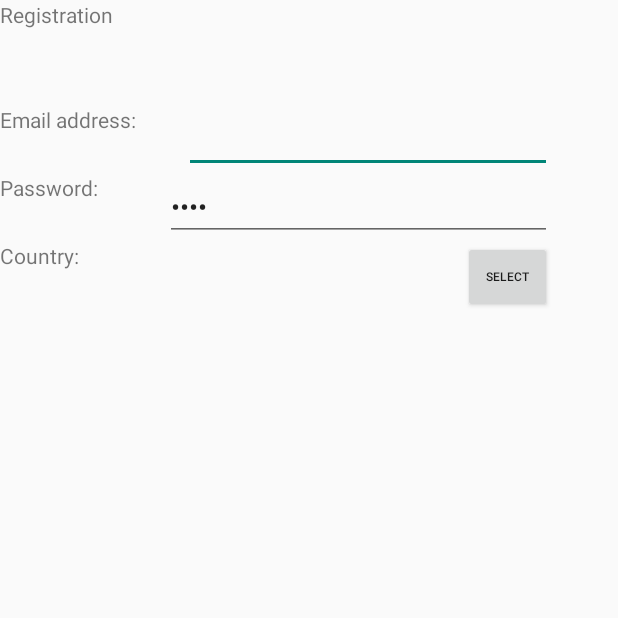
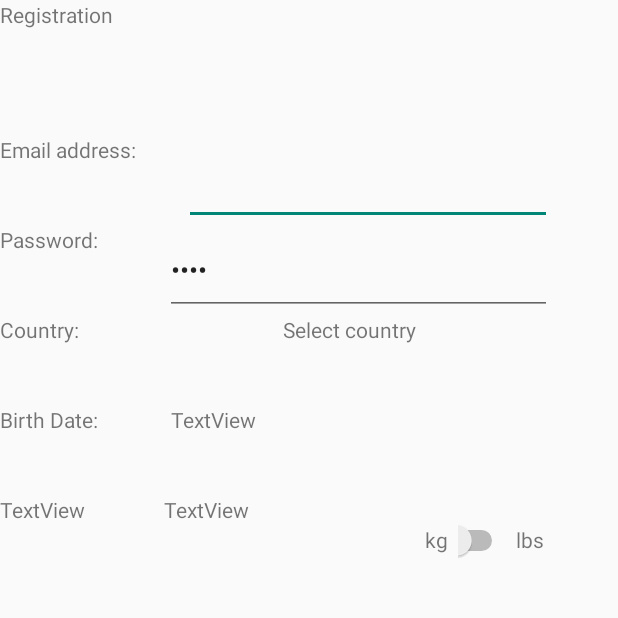
Before and after one commit to AP-Elektronica-ICT/IP18-SleepQuality01, an Android app: the register screen opened directly, with no data from a screen before it, on a phone screen of 412 x 824 dp, the top half of it. Run offline under Robolectric (Android 15) with nearby library versions, the phone set to English and light mode, and no system bars; libraries missing offline, so code that uses them is left out: com.mukesh.countrypicker.

Commit message:
Temp birth date selector

```diff
--- a/Android/app/build.gradle
+++ b/Android/app/build.gradle
@@ -5,7 +5,7 @@ android {
     buildToolsVersion '27.0.0'
     defaultConfig {
         applicationId "be.eaict.sleepqualitymeter"
-        minSdkVersion 18
+        minSdkVersion 21
         targetSdkVersion 26
         versionCode 1
         versionName "1.0"
--- a/Android/app/src/main/java/be/eaict/sleepqualitymeter/register.java
+++ b/Android/app/src/main/java/be/eaict/sleepqualitymeter/register.java
@@ -1,27 +1,37 @@
 package be.eaict.sleepqualitymeter;
 
+import android.app.AlertDialog;
+import android.app.DatePickerDialog;
+import android.app.Dialog;
 import android.media.Image;
 import android.os.Bundle;
+import android.support.v4.app.FragmentManager;
 import android.support.v7.app.AppCompatActivity;
 import android.view.View;
 import android.widget.Button;
+import android.widget.DatePicker;
 import android.widget.EditText;
 import android.widget.ImageView;
 import android.widget.TextView;
 
 import com.mukesh.countrypicker.CountryPicker;
 import com.mukesh.countrypicker.CountryPickerListener;
-
+import android.app.DatePickerDialog;
 import org.w3c.dom.Text;
+import java.text.DateFormat;
+import java.util.Calendar;
+import java.util.GregorianCalendar;
+import android.support.v4.app.DialogFragment;
 
 /**
  * Created by CarlV on 2/13/2018.
  */
 
-public class register extends AppCompatActivity {
+public class register extends AppCompatActivity implements DatePickerDialog.OnDateSetListener {
     String country;
     TextView selectedCountry;
     CountryPicker picker;
+    TextView ageSelector;
     @Override
     protected void onCreate(Bundle savedInstanceState) {
         super.onCreate(savedInstanceState);
@@ -32,16 +42,17 @@ public class register extends AppCompatActivity {
         EditText editEmail = findViewById(R.id.regEditEmail);
         EditText editPass = findViewById(R.id.regEditPass);
         TextView txtCountry = findViewById(R.id.regTxtCountry);
+        TextView txtAge = findViewById(R.id.regTxtAge);
         selectedCountry = findViewById(R.id.regTxtSelectedCountry);
-        Button btnCountrySelector = findViewById(R.id.regBtnCountry);
-        country = "";
+        ageSelector = findViewById(R.id.regTxtAgeSelector);
+        country = "Select country";
         selectedCountry.setText(country);
         title.setText("Registration");
         txtemail.setText("Email address:");
         txtpass.setText("Password:");
         txtCountry.setText("Country:");
-        btnCountrySelector.setText("Select");
-        btnCountrySelector.setOnClickListener(new View.OnClickListener() {
+        txtAge.setText("Birth Date:");
+        selectedCountry.setOnClickListener(new View.OnClickListener() {
             @Override
             public void onClick(View view) {
                 picker = CountryPicker.newInstance("Select Country");  // dialog title
@@ -56,9 +67,38 @@ public class register extends AppCompatActivity {
                 picker.show(getSupportFragmentManager(), "COUNTRY_PICKER");
             }
         });
-
+        ageSelector.setOnClickListener(new View.OnClickListener() {
+            @Override
+            public void onClick(View view) {
+                  datePicker(view);
+           }
+        });
 
 
 
     }
+    public void datePicker(View view) {
+        DatePickerFragment fragment = new DatePickerFragment();
+        fragment.show(getSupportFragmentManager(), "Date");
+            }
+    private void setDate(final Calendar calendar) {
+        final DateFormat dateFormat = DateFormat.getDateInstance(DateFormat.MEDIUM);
+        ageSelector.setText(dateFormat.format(calendar.getTime()));
+    }
+    @Override
+    public void onDateSet(DatePicker datePicker, int year, int month, int day) {
+        Calendar cal = new GregorianCalendar(year,month,day);
+        setDate(cal);
+    }
+    public static class DatePickerFragment extends DialogFragment {
+        @Override
+        public Dialog onCreateDialog(Bundle savedInstanceState) {
+            final Calendar c = Calendar.getInstance();
+            int year = c.get(Calendar.YEAR);
+            int month = c.get(Calendar.MONTH);
+            int day = c.get(Calendar.DAY_OF_MONTH);
+            return new DatePickerDialog(getActivity(),R.style.DatePickerDialogTheme,(DatePickerDialog.OnDateSetListener)getActivity(), year,month,day);
+        }
+
+    }
 }
--- a/Android/app/src/main/res/layout/activity_register.xml
+++ b/Android/app/src/main/res/layout/activity_register.xml
@@ -4,7 +4,8 @@
     xmlns:tools="http://schemas.android.com/tools"
     android:layout_width="match_parent"
     android:layout_height="match_parent">
-
+    android:datePickerMode="spinner"
+    android:calendarViewShown="false"
     <LinearLayout
         android:layout_width="368dp"
         android:layout_height="551dp"
@@ -22,12 +23,12 @@
             <TextView
                 android:id="@+id/regTxtTitle"
                 android:layout_width="match_parent"
-                android:layout_height="70dp"
+                android:layout_height="90dp"
                 android:text="TextView" />
 
             <LinearLayout
                 android:layout_width="match_parent"
-                android:layout_height="wrap_content"
+                android:layout_height="60dp"
                 android:orientation="horizontal">
 
                 <TextView
@@ -41,7 +42,7 @@
                 <EditText
                     android:id="@+id/regEditEmail"
                     android:layout_width="wrap_content"
-                    android:layout_height="wrap_content"
+                    android:layout_height="match_parent"
                     android:layout_weight="1"
                     android:ems="10"
                     android:inputType="textEmailAddress" />
@@ -49,7 +50,7 @@
 
             <LinearLayout
                 android:layout_width="match_parent"
-                android:layout_height="wrap_content"
+                android:layout_height="60dp"
                 android:orientation="horizontal">
 
                 <TextView
@@ -63,7 +64,7 @@
                 <EditText
                     android:id="@+id/regEditPass"
                     android:layout_width="wrap_content"
-                    android:layout_height="wrap_content"
+                    android:layout_height="match_parent"
                     android:layout_weight="1"
                     android:ems="10"
                     android:inputType="textPassword"
@@ -72,14 +73,14 @@
 
             <LinearLayout
                 android:layout_width="match_parent"
-                android:layout_height="wrap_content"
+                android:layout_height="60dp"
                 android:orientation="horizontal">
 
                 <TextView
                     android:id="@+id/regTxtCountry"
                     android:layout_width="wrap_content"
                     android:layout_height="match_parent"
-                    android:layout_weight="7"
+                    android:layout_weight="1"
                     android:text="TextView"
                     android:textAlignment="viewStart" />
 
@@ -87,17 +88,74 @@
                     android:id="@+id/regTxtSelectedCountry"
                     android:layout_width="wrap_content"
                     android:layout_height="match_parent"
-                    android:layout_weight="50"
+                    android:layout_weight="4"
                     android:text="TextView"
                     android:textAlignment="center" />
 
-                <Button
-                    android:id="@+id/regBtnCountry"
-                    android:layout_width="50dp"
+            </LinearLayout>
+
+            <LinearLayout
+                android:layout_width="match_parent"
+                android:layout_height="60dp"
+                android:orientation="horizontal">
+
+                <TextView
+                    android:id="@+id/regTxtAge"
+                    android:layout_width="wrap_content"
                     android:layout_height="match_parent"
-                    android:layout_weight="2"
-                    android:textAlignment="center"
-                    android:textSize="8sp" />
+                    android:layout_weight="1"
+                    android:text="TextView" />
+
+                <TextView
+                    android:id="@+id/regTxtAgeSelector"
+                    android:layout_width="wrap_content"
+                    android:layout_height="match_parent"
+                    android:layout_weight="4"
+                    android:text="TextView" />
+
+            </LinearLayout>
+
+            <LinearLayout
+                android:layout_width="match_parent"
+                android:layout_height="60dp"
+                android:orientation="horizontal">
+
+                <TextView
+                    android:id="@+id/regTxtWeight"
+                    android:layout_width="82dp"
+                    android:layout_height="match_parent"
+                    android:layout_weight="1"
+                    android:text="TextView" />
+
+                <TextView
+                    android:id="@+id/regTxtWeightSelector"
+                    android:layout_width="wrap_content"
+                    android:layout_height="match_parent"
+                    android:layout_weight="4"
+                    android:text="TextView" />
+
+                <TextView
+                    android:id="@+id/regTxtinKG"
+                    android:layout_width="1dp"
+                    android:layout_height="match_parent"
+                    android:layout_weight="1"
+                    android:gravity="center"
+                    android:text="kg" />
+
+                <Switch
+                    android:id="@+id/regSwitch"
+                    android:layout_width="5dp"
+                    android:layout_height="match_parent"
+                    android:layout_weight="1" />
+
+                <TextView
+                    android:id="@+id/regTxtinLbs"
+                    android:layout_width="1dp"
+                    android:layout_height="match_parent"
+                    android:layout_weight="1"
+                    android:gravity="center"
+                    android:text="lbs"
+                    android:textAlignment="center" />
             </LinearLayout>
 
         </LinearLayout>
--- a/Android/app/src/main/res/values/styles.xml
+++ b/Android/app/src/main/res/values/styles.xml
@@ -7,5 +7,9 @@
         <item name="colorPrimaryDark">@color/colorPrimaryDark</item>
         <item name="colorAccent">@color/colorAccent</item>
     </style>
-
+    <style name="DatePickerDialogTheme" parent="Theme.AppCompat.Light.Dialog">
+        <item name="colorAccent">@color/colorPrimary</item>
+        <item name="android:calendarViewShown">false</item>
+        <item name="android:datePickerMode">spinner</item>
+    </style>
 </resources>
```
